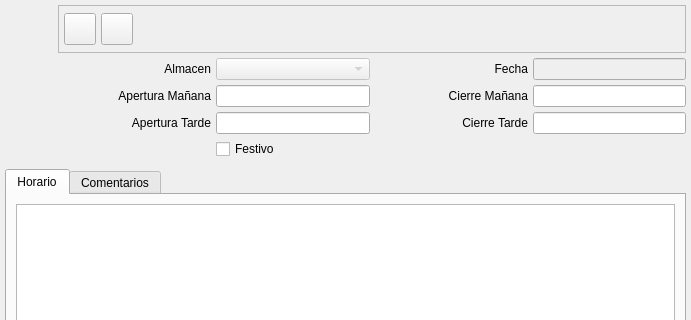
This is bulmages/bulmafact/plugins/plugincuadrante/cuadrante1base.ui in eboladev/Bulmages-1 as Qt 5 draws it before an edit; both pictures show x 0 to 691 and y 0 to 320 of the 691 by 624 pixel window. The edited form follows.
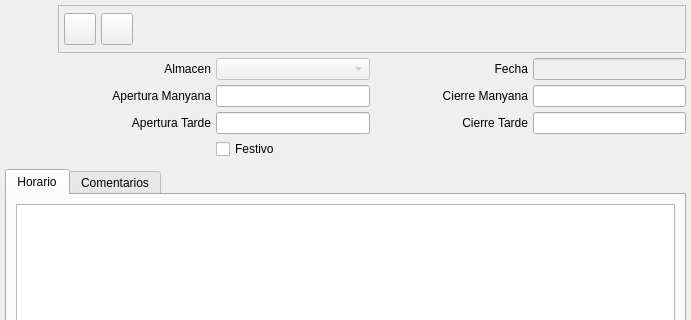
This is the edited form. Icons and pictures are not drawn. Custom widgets are drawn as their Qt base class.

Patch:
```diff
--- a/bulmages/bulmafact/plugins/plugincuadrante/cuadrante1base.ui
+++ b/bulmages/bulmafact/plugins/plugincuadrante/cuadrante1base.ui
@@ -265,7 +265,7 @@
    <item row="2" column="0" colspan="2" >
     <widget class="QLabel" name="textLabel1_4_4" >
      <property name="text" >
-      <string>Apertura Mañana</string>
+      <string>Apertura Manyana</string>
      </property>
      <property name="alignment" >
       <set>Qt::AlignRight|Qt::AlignTrailing|Qt::AlignVCenter</set>
@@ -332,7 +332,7 @@
    <item row="2" column="3" >
     <widget class="QLabel" name="textLabel1_4_5" >
      <property name="text" >
-      <string>Cierre Mañana</string>
+      <string>Cierre Manyana</string>
      </property>
      <property name="alignment" >
       <set>Qt::AlignRight|Qt::AlignTrailing|Qt::AlignVCenter</set>
```
